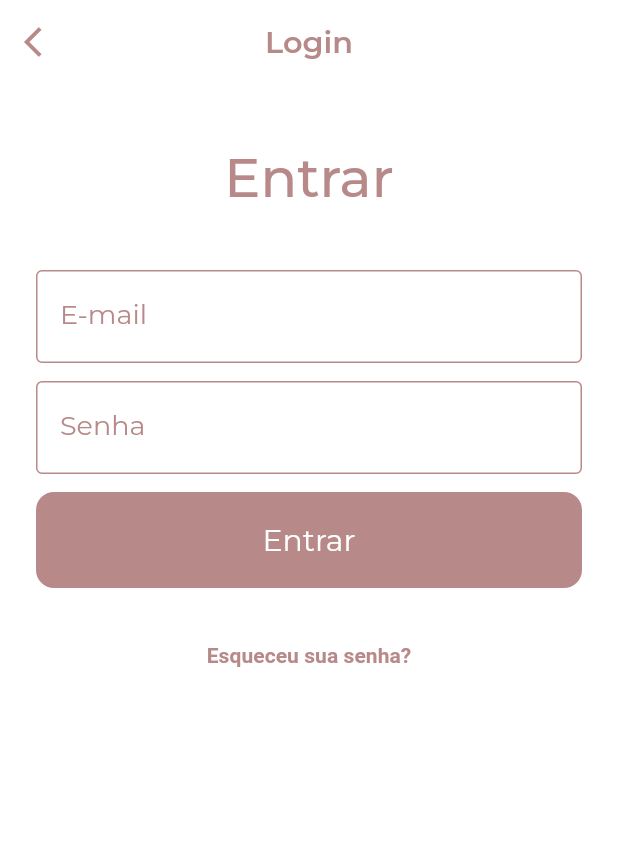
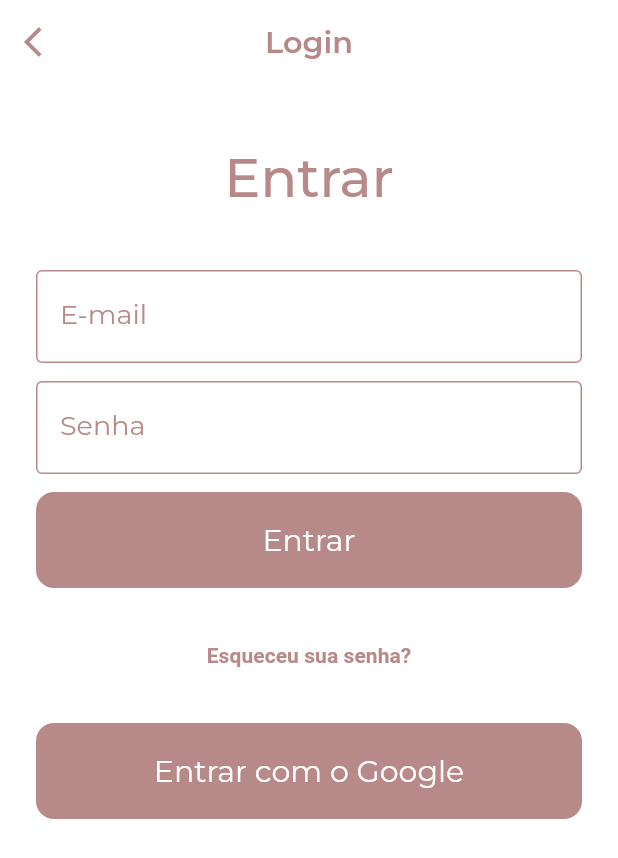
Before and after one commit to frcc24/lh_estilo_sob_medida, a Flutter app: the screen it shows after launch, after a tap on "Entrar", on a phone screen of 412 x 824 dp. Shown: the top 858 px of the screen. Run offline on Flutter 3.47's test engine with Material 2 defaults, Android fonts, the light colour scheme and no system bars; our stand-ins replace cloud_firestore, firebase_auth, firebase_core, firebase_storage, get, google_fonts and 3 more; accounts and stored records are empty.

Commit message:
google login

```diff
--- a/lib/modules/login/login_screen.dart
+++ b/lib/modules/login/login_screen.dart
@@ -5,17 +5,13 @@ import 'package:google_fonts/google_fonts.dart';
 import '../../core/theme/app_colors.dart';
 import '../../global_widgets/global_widgets.dart';
 import '../home/home_screen.dart';
+import 'login_screen_controller.dart';
 
-class LoginScreen extends StatefulWidget {
+class LoginScreen extends GetView<LoginScreenController> {
   static const ROUTE = '/login_screen';
 
   LoginScreen({super.key});
 
-  @override
-  State<LoginScreen> createState() => _LoginScreenState();
-}
-
-class _LoginScreenState extends State<LoginScreen> {
   final TextEditingController emailController = TextEditingController();
   final TextEditingController passwordController = TextEditingController();
   final _formKey = GlobalKey<FormState>();
@@ -91,6 +87,8 @@ class _LoginScreenState extends State<LoginScreen> {
                       style: TextStyle(color: AppColors.rosaEscuro),
                     ),
                   ),
+                  const SizedBox(height: 20),
+                  LhPrimaryButton(label: 'Entrar com o Google', onPressed: controller.googleLogin),
                 ],
               ),
             ),
--- a/lib/modules/login/login_screen_controller.dart
+++ b/lib/modules/login/login_screen_controller.dart
@@ -1,11 +1,58 @@
+import 'package:estilo_sob_medida/modules/home/home_screen.dart';
+import 'package:firebase_auth/firebase_auth.dart';
 import 'package:get/get.dart';
+import 'package:google_sign_in/google_sign_in.dart';
 
-class LoginController extends GetxController {
+import '../../core/theme/app_colors.dart';
+
+class LoginScreenController extends GetxController {
   var email = ''.obs;
   var password = ''.obs;
+  final _currentUser = Rx<User?>(null);
 
   final RxBool isEmailValid = false.obs;
   final RxBool isPasswordValid = false.obs;
+
+  final googleSignIn = GoogleSignIn();
+
+  @override
+  void onInit() {
+    super.onInit();
+
+    FirebaseAuth.instance.authStateChanges().listen((User? user) {
+      if (user == null) {
+        Get.snackbar('', 'User is currently signed out!');
+      } else {
+        _currentUser.value = user;
+      }
+    });
+  }
+
+  void googleLogin() async {
+    try {
+      final googleUser = await googleSignIn.signIn();
+      final googleAuth = await googleUser?.authentication;
+
+      if (googleAuth != null) {
+        final credential = GoogleAuthProvider.credential(
+          accessToken: googleAuth.accessToken,
+          idToken: googleAuth.idToken,
+        );
+        final authResult = await FirebaseAuth.instance.signInWithCredential(credential);
+        final user = authResult.user;
+        Get.snackbar('Google Auth', 'Bem vindo! ${user?.displayName}',
+            snackStyle: SnackStyle.FLOATING, backgroundColor: AppColors.azulPetroleo, colorText: AppColors.whiteHighEmphashis);
+        Get.toNamed(HomeScreen.ROUTE);
+      } else {
+        Get.snackbar('Google Auth is null', 'Google Auth is null',
+            snackStyle: SnackStyle.FLOATING, backgroundColor: AppColors.blackDisabled, colorText: AppColors.whiteHighEmphashis);
+      }
+    } catch (error) {
+      print(error.toString());
+      Get.snackbar('Google Auth fail', error.toString(),
+          snackStyle: SnackStyle.FLOATING, backgroundColor: AppColors.blackDisabled, colorText: AppColors.whiteHighEmphashis);
+    }
+  }
 
   updateEmail(String value) {
     email.value = value;
--- a/lib/routes/pages.dart
+++ b/lib/routes/pages.dart
@@ -5,6 +5,7 @@ import '../modules/create_look/create_look_screen_controller.dart';
 import '../modules/explore/explore_screen.dart';
 import '../modules/home/home_screen.dart';
 import '../modules/login/login_screen.dart';
+import '../modules/login/login_screen_controller.dart';
 import '../modules/my_looks/my_looks_screen.dart';
 import '../modules/register/register_screen.dart';
 import '../modules/welcome_screen/welcome_screen.dart';
@@ -20,7 +21,7 @@ List<GetPage> getAppPages() {
     GetPage<void>(
       name: LoginScreen.ROUTE,
       page: () => LoginScreen(),
-      //binding: BindingsBuilder(() => Get.lazyPut<SplashScreenController>(() => SplashScreenController())),
+      binding: BindingsBuilder(() => Get.lazyPut<LoginScreenController>(() => LoginScreenController(), fenix: true)),
     ),
     GetPage<void>(
       name: HomeScreen.ROUTE,
--- a/pubspec.yaml
+++ b/pubspec.yaml
@@ -25,6 +25,8 @@ dependencies:
   firebase_auth: ^4.3.0
   firebase_storage: ^11.0.16
   cloud_firestore: ^4.4.5
+
+  google_sign_in:
 
   #design
   google_fonts: ^4.0.3
```
Also changed, not shown: pubspec.lock.
